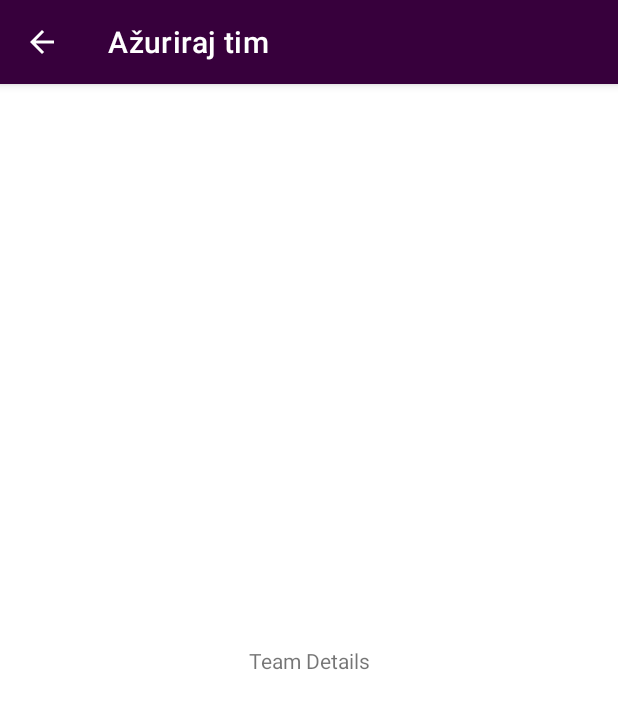
After one commit to Lolomgrofl/Premier-League-Sticker-Album, an Android app: the TeamDetailsActivity screen opened directly, with no data from a screen before it, on a phone screen of 412 x 824 dp. The commit adds this screen. Shown: the top 709 px of the screen. Run offline under Robolectric (Android 15) with nearby library versions, the phone set to English and light mode, and no system bars.

Commit message:
Started Team details activity

```diff
--- a/app/build.gradle
+++ b/app/build.gradle
@@ -39,6 +39,7 @@ dependencies {
     androidTestImplementation 'androidx.test.ext:junit:1.1.0'
     androidTestImplementation 'androidx.test.espresso:espresso-core:3.1.1'
     implementation 'com.google.android.material:material:1.2.0-alpha06'
+    implementation "androidx.fragment:fragment:1.2.0"
 
 
     //Retrofit
--- a/app/src/main/AndroidManifest.xml
+++ b/app/src/main/AndroidManifest.xml
@@ -20,5 +20,6 @@
         </activity>
         <activity android:name=".teams.ui.TeamsActivity" />
         <activity android:name=".teams.ui.CreateTeamActivity" />
+        <activity android:name=".teams.ui.TeamDetailsActivity" />
     </application>
 </manifest>
--- a/app/src/main/java/com/example/premierleaguestickeralbum/teams/model/Tim.kt
+++ b/app/src/main/java/com/example/premierleaguestickeralbum/teams/model/Tim.kt
@@ -1,8 +1,12 @@
 package com.example.premierleaguestickeralbum.teams.model
 
+import android.os.Parcelable
+import kotlinx.android.parcel.Parcelize
+
+@Parcelize
 data class Tim(
     val id: Long,
     val ime: String,
     val grbUrl: String,
     val brojSlicica: Int
-)
+) : Parcelable
--- /dev/null
+++ b/app/src/main/java/com/example/premierleaguestickeralbum/teams/ui/TeamDetailsActivity.kt
@@ -0,0 +1,26 @@
+package com.example.premierleaguestickeralbum.teams.ui
+
+import android.content.Context
+import android.content.Intent
+import android.os.Bundle
+import com.example.premierleaguestickeralbum.BaseToolbarActivity
+import com.example.premierleaguestickeralbum.R
+import com.example.premierleaguestickeralbum.teams.model.Tim
+
+class TeamDetailsActivity : BaseToolbarActivity(R.layout.activity_team_details,
+    R.string.edit_team_label) {
+
+    override fun onCreate(savedInstanceState: Bundle?) {
+        super.onCreate(savedInstanceState)
+    }
+
+    companion object {
+        private const val TEAM_DATA = "team_data"
+
+        fun newInstance(context: Context, team: Tim): Intent {
+            val intent = Intent(context, TeamDetailsActivity::class.java)
+            intent.putExtra(TEAM_DATA, team)
+            return intent
+        }
+    }
+}
--- /dev/null
+++ b/app/src/main/res/layout/activity_team_details.xml
@@ -0,0 +1,18 @@
+<?xml version="1.0" encoding="utf-8"?>
+<androidx.constraintlayout.widget.ConstraintLayout
+    xmlns:android="http://schemas.android.com/apk/res/android"
+    xmlns:app="http://schemas.android.com/apk/res-auto"
+    xmlns:tools="http://schemas.android.com/tools"
+    android:layout_width="match_parent"
+    android:layout_height="match_parent">
+
+    <TextView
+        android:id="@+id/textView"
+        android:layout_width="wrap_content"
+        android:layout_height="wrap_content"
+        android:text="Team Details"
+        app:layout_constraintBottom_toBottomOf="parent"
+        app:layout_constraintEnd_toEndOf="parent"
+        app:layout_constraintStart_toStartOf="parent"
+        app:layout_constraintTop_toTopOf="parent" />
+</androidx.constraintlayout.widget.ConstraintLayout>
```
Also changed, not shown: app/src/main/java/com/example/premierleaguestickeralbum/teams/ui/TeamsActivity.kt (+7 -0 lines), app/src/main/java/com/example/premierleaguestickeralbum/teams/ui/TeamsAdapter.kt (+16 -3 lines).
